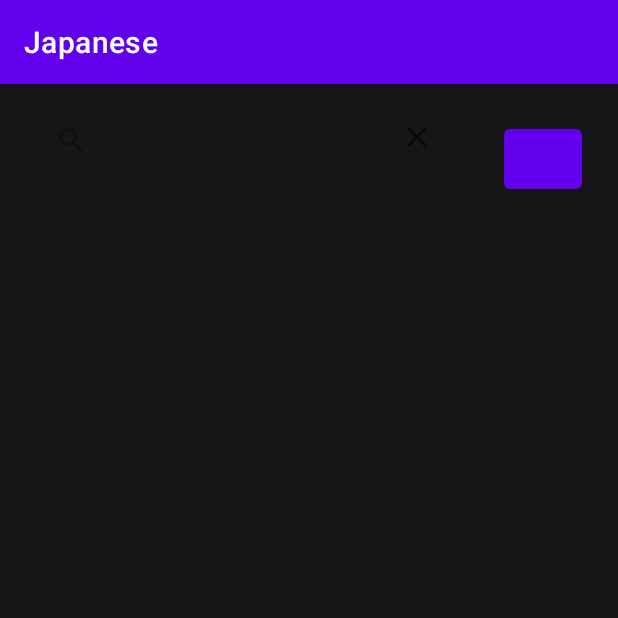
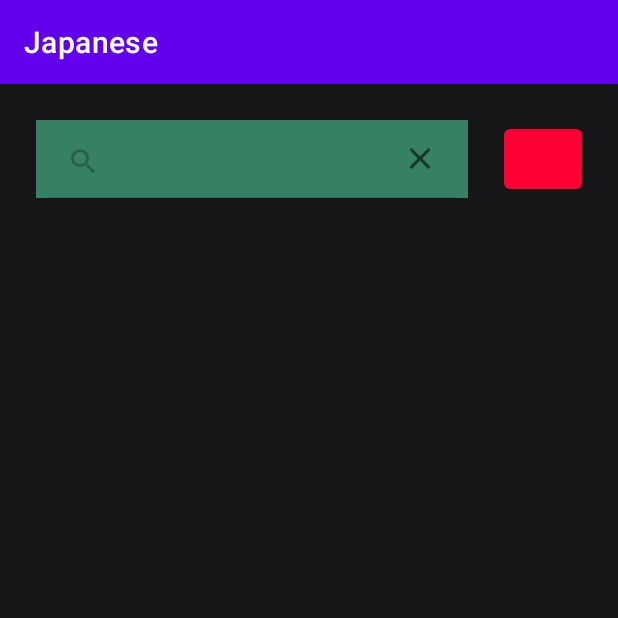
Before and after one commit to jacoblammert/apptest, an Android app: the screen it shows after launch (ActivitySearch), after a tap on "SEARCH", on a phone screen of 412 x 824 dp, the top half of it. Run offline under Robolectric (Android 15) with nearby library versions, the phone set to English and light mode, and no system bars; Roboto replaces fonts that are not available here.

Commit message:
small colorchanges

```diff
--- a/app/src/main/java/com/example/japanese/ActivitySearch.java
+++ b/app/src/main/java/com/example/japanese/ActivitySearch.java
@@ -11,6 +11,7 @@ import android.os.Bundle;
 import android.text.Spanned;
 import android.text.method.LinkMovementMethod;
 import android.view.View;
+import android.widget.Button;
 import android.widget.SearchView;
 
 import androidx.annotation.NonNull;
@@ -37,50 +38,33 @@ public class ActivitySearch extends AppCompatActivity {
         setContentView(R.layout.activity_search);
         recyclerView = findViewById(R.id.search_recycler_view);
 
-        System.out.println("set up adapter");
         resetRecyclerView();
 
-
-        recyclerView.addOnScrollListener(new RecyclerView.OnScrollListener() {
-            @Override
-            public void onScrolled(@NonNull RecyclerView recyclerView, int dx, int dy) {
-                super.onScrolled(recyclerView, dx, dy);
-
-
-                LinearLayoutManager linearLayoutManager = (LinearLayoutManager) recyclerView.getLayoutManager();
-
-                if (!isloading) {
-                    if (linearLayoutManager != null && linearLayoutManager.findLastVisibleItemPosition() > dataset.size() - 25) {
-
-                        //linearLayoutManager.removeViewAt();
-
-                        isloading = true;
-                        getMoreData();
-                    }
-                }
-            }
-        });
+        RecycleView();
         Search_main();
 
+        Settings();
+        setColorPalette();
     }
 
-    private void updateViewAdapter(int position){
+    @Override
+    protected void onResume() {
+        super.onResume();
+        setColorPalette();
+    }
 
-
-
-
-
-
+    @Override
+    protected void onPause() {
+        super.onPause();
     }
 
     private void getMoreData() {
+        isloading = true;
 
         int size = dataset.size();
-
-        int number_new_items = 30;
+        int number_new_items = 10;
 
         for (int i = size; i < size + number_new_items; ++i) {
-            //dataset.add("Item " + i);
             if (i < current_search_result.size()) {
                 dataset.add(current_search_result.get(i).toSpanned_colored());
             }
@@ -96,9 +80,7 @@ public class ActivitySearch extends AppCompatActivity {
         linearLayoutManager.setOrientation(LinearLayoutManager.VERTICAL);
         recyclerView.setLayoutManager(linearLayoutManager);
     }
-    private void resetAdapter() {
 
-    }
     public void Search_main() {
 
         searchView = findViewById(R.id.search_view);
@@ -123,4 +105,49 @@ public class ActivitySearch extends AppCompatActivity {
             }
         });
     }
+
+    public void RecycleView(){
+        recyclerView.addOnScrollListener(new RecyclerView.OnScrollListener() {
+            @Override
+            public void onScrolled(@NonNull RecyclerView recyclerView, int dx, int dy) {
+                super.onScrolled(recyclerView, dx, dy);
+
+                LinearLayoutManager linearLayoutManager = (LinearLayoutManager) recyclerView.getLayoutManager();
+
+                if (!isloading) {
+                    if (linearLayoutManager != null && linearLayoutManager.findLastVisibleItemPosition() > dataset.size() - 25) {
+                        getMoreData();
+                    }
+                }
+            }
+        });
+    }
+    public void Settings(){
+
+        Button settings = findViewById(R.id.button_search_settings);
+
+        settings.setOnClickListener(new View.OnClickListener() {
+            @Override
+            public void onClick(View view) {
+                Intent settings = new Intent(context,ActivitySettings.class);
+                startActivity(settings);
+            }
+        });
+    }
+
+    public void setColorPalette(){
+        resetRecyclerView();
+        current_search_result = data.find_kanji(searchterm);
+        getMoreData();
+
+        Button settings = findViewById(R.id.button_search_settings);
+        settings.setBackgroundColor(com.example.japanese.Color.button.getColorInt());
+
+        recyclerView.setBackgroundColor(com.example.japanese.Color.activity_background.getColorInt());
+
+        searchView.setBackgroundColor(com.example.japanese.Color.meaning.getColorInt());
+
+        View background = findViewById(R.id.activity_search);
+        background.setBackgroundColor(com.example.japanese.Color.activity_background.getColorInt());
+    }
 }
--- a/app/src/main/java/com/example/japanese/Color.java
+++ b/app/src/main/java/com/example/japanese/Color.java
@@ -72,6 +72,10 @@ public enum Color {
         return color;
     }
 
+    public int getColorInt() {
+        return android.graphics.Color.parseColor(color);
+    }
+
     public void setColor(String color) {
         this.color = color;
     }
--- a/app/src/main/java/com/example/japanese/MainActivity.java
+++ b/app/src/main/java/com/example/japanese/MainActivity.java
@@ -61,7 +61,6 @@ public class MainActivity extends AppCompatActivity {
 
         context = getApplicationContext();
 
-
         data = new Data();
         data.loadKanji(context, "kanji.csv");
         //data.loadVocabulary(context,"vocab.csv");
@@ -72,14 +71,11 @@ public class MainActivity extends AppCompatActivity {
     @Override
     protected void onResume() {
         super.onResume();
-        //typeface bundle.getString("text");
-        //text_main.setTypeface(typeface);
         setColorPalette();
     }
 
     @Override
     protected void onPause() {
-        //bundle.putString("text",typeface);
         super.onPause();
     }
 
@@ -87,7 +83,6 @@ public class MainActivity extends AppCompatActivity {
 
         setContentView(R.layout.activity_main);
         Search_main();
-        //Text_main();
         Settings();
         setColorPalette();
     }
@@ -116,14 +111,14 @@ public class MainActivity extends AppCompatActivity {
                 startActivity(settings);
             }
         });
-    }/**/
+    }
 
 
     public void setColorPalette(){
         Button settings = findViewById(R.id.button_main_settings);
-        settings.setBackgroundColor(Color.parseColor(com.example.japanese.Color.button.getColor()));
+        settings.setBackgroundColor(com.example.japanese.Color.button.getColorInt());
 
         View background = findViewById(R.id.activity_main);
-        background.setBackgroundColor(android.graphics.Color.parseColor(com.example.japanese.Color.activity_background.getColor()));
+        background.setBackgroundColor(com.example.japanese.Color.activity_background.getColorInt());
     }
 }
--- a/app/src/main/java/com/example/japanese/RecyclerViewAdapter.java
+++ b/app/src/main/java/com/example/japanese/RecyclerViewAdapter.java
@@ -32,21 +32,8 @@ public class RecyclerViewAdapter extends RecyclerView.Adapter<RecyclerView.ViewH
     @NonNull
     @Override
     public RecyclerView.ViewHolder onCreateViewHolder(@NonNull ViewGroup parent, int viewType) {
-        //if (viewType == view_type_item) {
         return new ItemViewHolder(LayoutInflater.from(parent.getContext()).inflate(R.layout.item_row, parent, false));
-        //}
-        /*/else {
-            View view = LayoutInflater.from(parent.getContext()).inflate(R.layout.item_loading,parent,false);
-            return new LoadingHolder(view);
-        }/**/
     }
-/*/
-    private void deleteItem(int position) {
-        item_row.remove(position);
-        notifyItemRemoved(position);
-        notifyItemRangeChanged(position, item_row.size());
-        item_row.itemView.setVisibility(View.GONE);
-    }/**/
 
     @Override
     public void onBindViewHolder(@NonNull RecyclerView.ViewHolder viewHolder, int position) {
@@ -58,7 +45,6 @@ public class RecyclerViewAdapter extends RecyclerView.Adapter<RecyclerView.ViewH
     @Override
     public int getItemViewType(int position) {
         return view_type_item;
-        //return itemlist.get(position) == null ? view_type_loading : view_type_item;
     }
 
     @Override
@@ -95,7 +81,7 @@ public class RecyclerViewAdapter extends RecyclerView.Adapter<RecyclerView.ViewH
         viewHolder.textView.setOnClickListener(new View.OnClickListener() {
             @Override
             public void onClick(View view) {
-                //Toast.makeText(context,view.)
+                //view.setBackgroundColor(Color.kanji.getColorInt());
             }
         });
     }
--- a/app/src/main/res/layout/activity_main.xml
+++ b/app/src/main/res/layout/activity_main.xml
@@ -18,12 +18,11 @@
         android:id="@+id/button_main_search"
         android:layout_width="204dp"
         android:layout_height="52dp"
-        android:layout_marginTop="48dp"
+        android:layout_marginTop="24dp"
         android:text="Search"
         app:layout_constraintBottom_toBottomOf="@+id/button_main_settings"
         app:layout_constraintEnd_toStartOf="@+id/button_main_settings"
-        app:layout_constraintStart_toStartOf="parent"
-        app:layout_constraintTop_toTopOf="@+id/button_main_settings" />
+        app:layout_constraintStart_toStartOf="parent" />
 
     <ScrollView
         android:id="@+id/scrollView2"
--- a/app/src/main/res/layout/activity_search.xml
+++ b/app/src/main/res/layout/activity_search.xml
@@ -4,7 +4,8 @@
     xmlns:tools="http://schemas.android.com/tools"
     android:layout_width="match_parent"
     android:layout_height="match_parent"
-    android:background="#161618">
+    android:background="#161618"
+    android:id="@+id/activity_search">
 
     <Button
         android:id="@+id/button_search_settings"
@@ -18,9 +19,8 @@
 
     <androidx.recyclerview.widget.RecyclerView
         android:id="@+id/search_recycler_view"
-        android:layout_width="409dp"
-        android:layout_height="729dp"
-        android:layout_marginTop="30sp"
+        android:layout_width="415dp"
+        android:layout_height="637dp"
         android:background="#161618"
         app:layout_constraintBottom_toBottomOf="parent"
         app:layout_constraintEnd_toEndOf="parent"
@@ -29,13 +29,15 @@
 
     <SearchView
         android:id="@+id/search_view"
-        android:layout_width="294dp"
-        android:layout_height="63dp"
-        android:layout_marginTop="4dp"
+        android:layout_width="0dp"
+        android:layout_height="52dp"
+        android:layout_marginLeft="24dp"
+        android:layout_marginTop="24dp"
+        android:layout_marginRight="24dp"
         android:addStatesFromChildren="false"
         android:clickable="true"
         app:iconifiedByDefault="false"
-        app:layout_constraintEnd_toEndOf="parent"
+        app:layout_constraintEnd_toStartOf="@+id/button_search_settings"
         app:layout_constraintHorizontal_bias="0.136"
         app:layout_constraintStart_toStartOf="parent"
         app:layout_constraintTop_toTopOf="parent" />
```
Also changed, not shown: app/src/main/java/com/example/japanese/ActivitySettings.java (+4 -4 lines).
